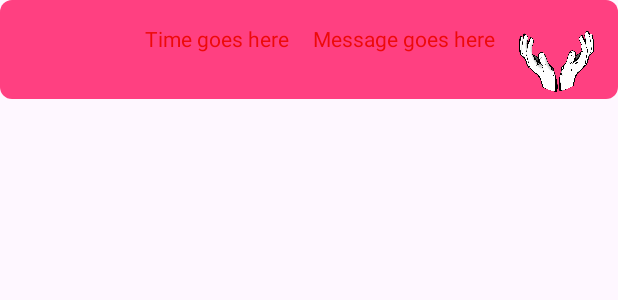
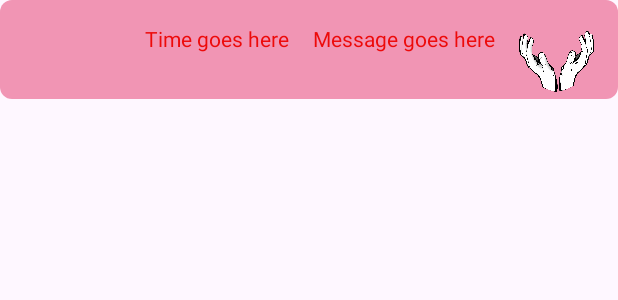
Before and after one commit to Jamie621/MyAndroidLabs, an Android app: the layout received_message.xml on its own in the app's theme, with its tools: preview values and no code run, on a phone screen of 412 x 824 dp. Shown: the top 300 px of the screen. Run offline under Robolectric (Android 15) with nearby library versions, the phone set to English and light mode, and no system bars.

Commit message:
Week6_RecyclerView : 2nd commit

```diff
--- a/app/src/main/res/drawable/received_message_background.xml
+++ b/app/src/main/res/drawable/received_message_background.xml
@@ -1,6 +1,6 @@
 <?xml version="1.0" encoding="utf-8"?>
 <shape xmlns:android="http://schemas.android.com/apk/res/android"
     android:shape="rectangle">
-    <solid android:color="#FF4081"/>
+    <solid android:color="#F195B4"/>
     <corners android:radius="8dp"/>
 </shape>
--- a/app/src/main/res/drawable/sent_message_background.xml
+++ b/app/src/main/res/drawable/sent_message_background.xml
@@ -1,6 +1,6 @@
 <?xml version="1.0" encoding="utf-8"?>
 <shape xmlns:android="http://schemas.android.com/apk/res/android"
     android:shape="rectangle">
-    <solid android:color="#3F51B5"/>
+    <solid android:color="#00BCD4"/>
     <corners android:radius="8dp"/>
 </shape>
```
